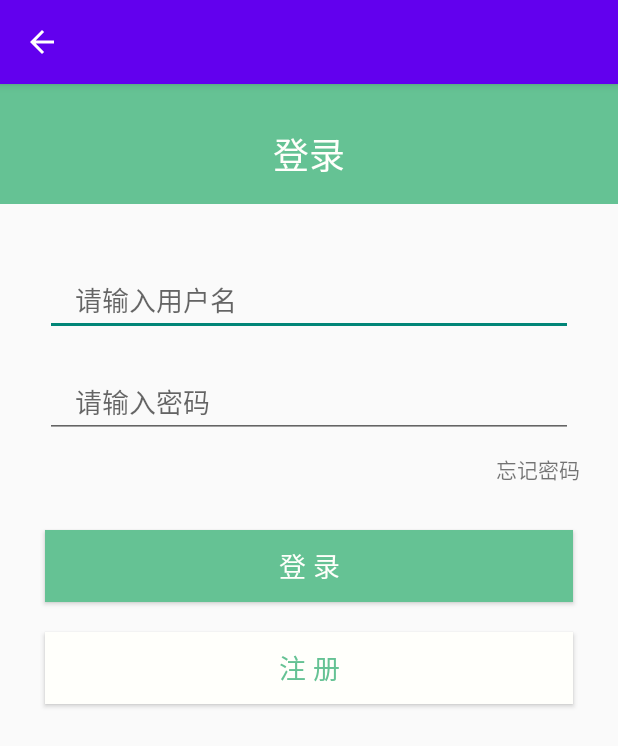
After one commit to sanae42/MyMeeting, an Android app: the LoginActivity screen opened directly, with no data from a screen before it, on a phone screen of 412 x 824 dp. The commit adds this screen. Shown: the top 746 px of the screen. Run offline under Robolectric (Android 15) with nearby library versions, the phone set to English and light mode, and no system bars.

Commit message:
改用BmobUser进行登录注册等操作

```diff
--- /dev/null
+++ b/app/src/main/java/com/example/mymeeting/LoginActivity.java
@@ -0,0 +1,55 @@
+package com.example.mymeeting;
+
+import androidx.appcompat.app.ActionBar;
+import androidx.appcompat.app.AppCompatActivity;
+import androidx.appcompat.widget.Toolbar;
+import androidx.core.view.GravityCompat;
+import androidx.drawerlayout.widget.DrawerLayout;
+
+import android.os.Bundle;
+import android.view.MenuItem;
+import android.widget.Toast;
+
+public class LoginActivity extends AppCompatActivity {
+
+    @Override
+    protected void onCreate(Bundle savedInstanceState) {
+        super.onCreate(savedInstanceState);
+        setContentView(R.layout.activity_login);
+
+        //    初始化控件
+        initiateView();
+
+    }
+
+    /**
+     * 初始化控件
+     */
+    private void initiateView(){
+        //        导航条
+        Toolbar toolbar = (Toolbar) findViewById(R.id.toolbar);
+        setSupportActionBar(toolbar);
+
+        //   设置actionbar（即toolbar）最左侧按钮显示状态和图标
+        ActionBar actionBar = getSupportActionBar();
+        if (actionBar != null) {
+            actionBar.setDisplayHomeAsUpEnabled(true);
+            actionBar.setHomeAsUpIndicator(R.drawable.ic_baseline_arrow_back_24);
+            actionBar.setDisplayShowTitleEnabled(false);
+        }
+    }
+
+    /**
+     * 按键监听，此处即toolbar上按键
+     */
+    @Override
+    public boolean onOptionsItemSelected(MenuItem item) {
+        switch (item.getItemId()) {
+            case android.R.id.home:
+                finish();
+                break;
+        }
+        return true;
+    }
+
+}
--- a/app/src/main/java/com/example/mymeeting/MeetingFragment.java
+++ b/app/src/main/java/com/example/mymeeting/MeetingFragment.java
@@ -5,7 +5,6 @@ import android.util.Log;
 import android.view.LayoutInflater;
 import android.view.View;
 import android.view.ViewGroup;
-import android.widget.Toast;
 
 import androidx.fragment.app.Fragment;
 import androidx.recyclerview.widget.GridLayoutManager;
@@ -13,7 +12,6 @@ import androidx.recyclerview.widget.RecyclerView;
 import androidx.swiperefreshlayout.widget.SwipeRefreshLayout;
 
 import com.example.mymeeting.bomb.Meeting;
-import com.example.mymeeting.bomb.text;
 
 import java.util.ArrayList;
 import java.util.List;
--- a/app/src/main/java/com/example/mymeeting/sp/UserStatus.java
+++ b/app/src/main/java/com/example/mymeeting/sp/UserStatus.java
@@ -9,7 +9,7 @@ public class UserStatus {
     private SharedPreferences pref;
     private SharedPreferences.Editor editor;
 
-    public void UserStatus(Context context){
+    public UserStatus(Context context) {
         pref = PreferenceManager.getDefaultSharedPreferences(context);
     }
 
@@ -21,10 +21,12 @@ public class UserStatus {
         editor.putBoolean("rememberPassword",rememberPassword);
 
         editor.putBoolean("login",true);
+        editor.apply();
     }
 
     public void logout(){
         editor.putBoolean("login",false);
+        editor.apply();
     }
 
     public int getId(){
--- /dev/null
+++ b/app/src/main/res/layout/activity_login.xml
@@ -0,0 +1,125 @@
+<?xml version="1.0" encoding="utf-8"?>
+<androidx.coordinatorlayout.widget.CoordinatorLayout
+    xmlns:android="http://schemas.android.com/apk/res/android"
+    xmlns:app="http://schemas.android.com/apk/res-auto"
+    xmlns:tools="http://schemas.android.com/tools"
+    android:layout_width="match_parent"
+    android:layout_height="match_parent"
+    tools:context=".MainActivity">
+
+
+    <com.google.android.material.appbar.AppBarLayout
+        android:layout_width="match_parent"
+        android:layout_height="wrap_content"
+        android:id="@+id/appBarLayout">
+        <androidx.appcompat.widget.Toolbar
+            android:id="@+id/toolbar"
+            android:layout_width="match_parent"
+            android:layout_height="?attr/actionBarSize"
+            android:background="?attr/colorPrimary"
+            android:theme="@style/ThemeOverlay.AppCompat.Dark.ActionBar"
+            app:popupTheme="@style/ThemeOverlay.AppCompat.Light"
+            app:layout_scrollFlags="scroll|enterAlways|snap"
+            tools:ignore="MissingConstraints" >
+        </androidx.appcompat.widget.Toolbar>
+    </com.google.android.material.appbar.AppBarLayout>
+
+    <LinearLayout
+        android:layout_width="match_parent"
+        android:layout_height="match_parent"
+        app:layout_behavior="@string/appbar_scrolling_view_behavior"
+        android:orientation="vertical">
+
+        <LinearLayout
+            android:layout_width="match_parent"
+            android:layout_height="wrap_content"
+            android:orientation="vertical">
+
+            <TextView
+                android:id="@+id/textView"
+                android:layout_width="match_parent"
+                android:layout_height="80dp"
+                android:background="#65C294"
+                android:gravity="bottom|center"
+                android:paddingBottom="15dp"
+                android:text="登录"
+                android:textColor="#FFFFFB"
+                android:textSize="24sp" />
+        </LinearLayout>
+
+        <LinearLayout
+            android:layout_width="match_parent"
+            android:layout_height="wrap_content"
+            android:orientation="vertical">
+
+            <EditText
+                android:id="@+id/Username"
+                android:layout_width="match_parent"
+                android:layout_height="wrap_content"
+                android:layout_marginLeft="30dp"
+                android:layout_marginTop="40dp"
+                android:layout_marginRight="30dp"
+                android:layout_marginBottom="20dp"
+                android:ems="10"
+                android:hint="请输入用户名"
+                android:inputType="textPersonName"
+                android:paddingLeft="20dp"
+                android:paddingRight="20dp" />
+
+            <EditText
+                android:id="@+id/Password"
+                android:layout_width="match_parent"
+                android:layout_height="wrap_content"
+                android:layout_marginLeft="30dp"
+                android:layout_marginRight="30dp"
+                android:ems="10"
+                android:hint="请输入密码"
+                android:inputType="textPassword"
+                android:paddingLeft="20dp"
+                android:paddingRight="20dp" />
+
+
+            <TextView
+                android:id="@+id/Forgetpassword"
+                android:layout_width="wrap_content"
+                android:layout_height="wrap_content"
+                android:layout_gravity="right"
+                android:layout_marginTop="10dp"
+                android:layout_marginRight="25dp"
+                android:text="忘记密码" />
+        </LinearLayout>
+
+        <LinearLayout
+            android:layout_width="match_parent"
+            android:layout_height="match_parent"
+            android:orientation="vertical">
+
+            <Button
+                android:id="@+id/Sign_in"
+                android:layout_width="match_parent"
+                android:layout_height="wrap_content"
+                android:layout_marginLeft="30dp"
+                android:layout_marginTop="30dp"
+                android:layout_marginRight="30dp"
+                android:layout_marginBottom="20dp"
+                android:background="#65C294"
+                android:text="登 录"
+                android:textColor="#FFFFFB"
+                android:textSize="18sp" />
+
+            <Button
+                android:id="@+id/Sign_up"
+                android:layout_width="match_parent"
+                android:layout_height="wrap_content"
+                android:layout_marginLeft="30dp"
+                android:layout_marginRight="30dp"
+                android:background="#FFFFFB"
+                android:text="注 册"
+                android:textColor="#65C294"
+                android:textSize="18sp" />
+        </LinearLayout>
+    </LinearLayout>
+
+
+
+</androidx.coordinatorlayout.widget.CoordinatorLayout>
--- a/app/src/main/res/layout/activity_main.xml
+++ b/app/src/main/res/layout/activity_main.xml
@@ -100,6 +100,5 @@
         android:layout_width="match_parent"
         android:layout_height="match_parent"
         android:layout_gravity="start"
-        app:headerLayout="@layout/nav_header"
         app:menu="@menu/nav_menu" />
 </androidx.drawerlayout.widget.DrawerLayout>
```
Also changed, not shown: app/src/main/AndroidManifest.xml (+10 -17 lines), app/src/main/java/com/example/mymeeting/MainActivity.java (+58 -62 lines), app/src/main/java/com/example/mymeeting/bomb/Meeting.java (+22 -9 lines), app/src/main/java/com/example/mymeeting/bomb/Relation.java (added, +52 -0 lines), app/src/main/java/com/example/mymeeting/bomb/User.java (added, +68 -0 lines), app/src/main/java/com/example/mymeeting/bomb/_User.java (added, +99 -0 lines), app/src/main/java/com/example/mymeeting/bomb/doBomb.java (added, +78 -0 lines), app/src/main/java/com/example/mymeeting/bomb/text.java (deleted, +0 -8 lines), app/src/main/java/com/example/mymeeting/db/User.java (deleted, +0 -18 lines), app/src/main/java/com/example/mymeeting/db/relation.java (deleted, +0 -16 lines), app/src/main/res/layout/nav_header.xml (+23 -2 lines).
